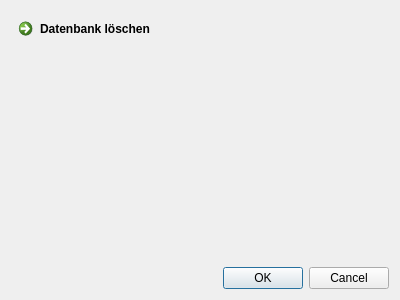
First picture: the form in Offizielle Version/optionswindow.ui, repository fabian2798/Arbeitszeitkonto, before the edit.
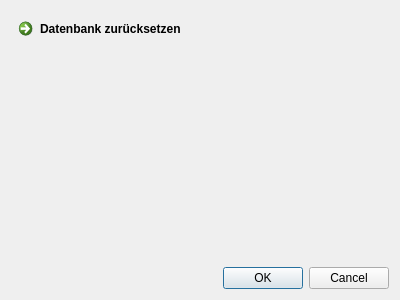
Second picture: the form after the edit.

```diff
--- a/Offizielle Version/optionswindow.ui
+++ b/Offizielle Version/optionswindow.ui
@@ -17,7 +17,7 @@
    <item>
     <widget class="QCommandLinkButton" name="commandLinkButton">
      <property name="text">
-      <string>Datenbank löschen</string>
+      <string>Datenbank zurücksetzen</string>
      </property>
     </widget>
    </item>
```
